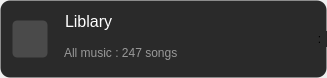
Above: Platforms/Android/MediaLib/medialibitemwidget.ui from Stalker72742/MusicPlayer before the change. Below: the same form after it.
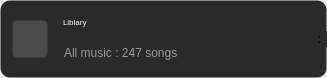
That is the form after the change.

```diff
--- a/Platforms/Android/MediaLib/medialibitemwidget.ui
+++ b/Platforms/Android/MediaLib/medialibitemwidget.ui
@@ -120,7 +120,7 @@
          <widget class="QLabel" name="playlistName">
           <property name="font">
            <font>
-            <pointsize>12</pointsize>
+            <pointsize>6</pointsize>
            </font>
           </property>
           <property name="styleSheet">
```
Left out of the diff: 5 changed lines with no effect on the pictures. Lines whose indentation alone changed are shown as unchanged.
